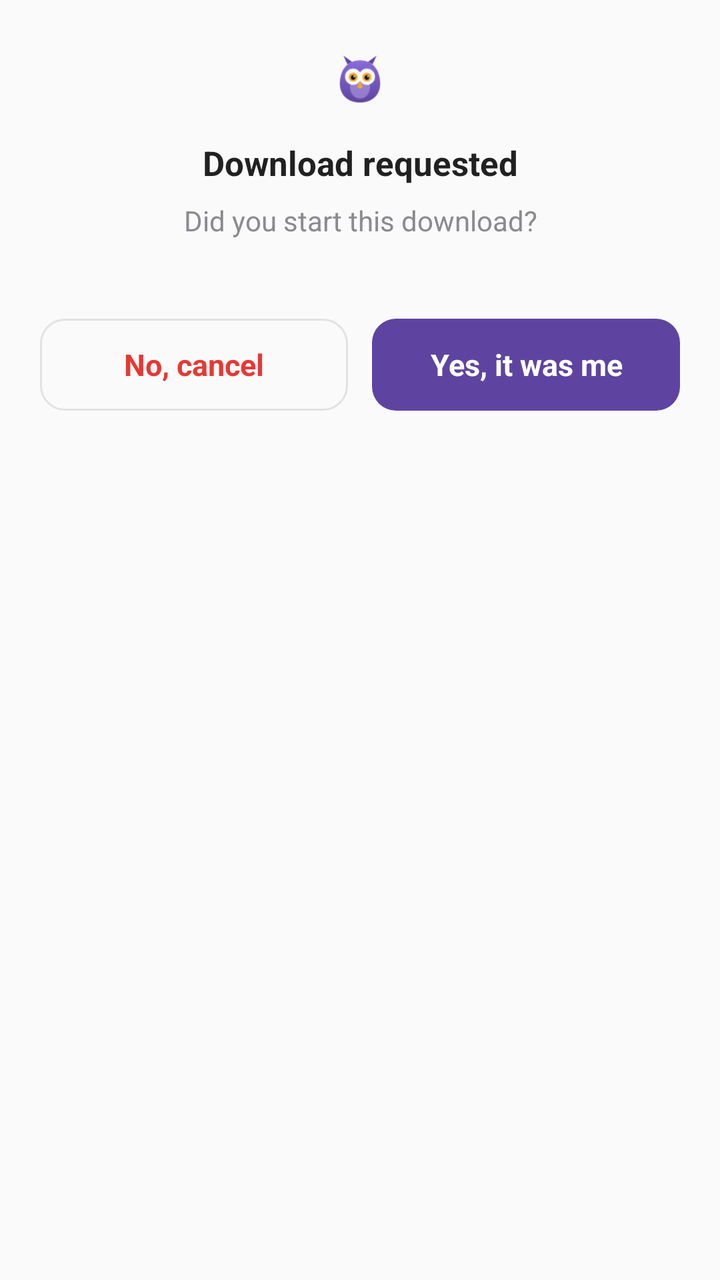
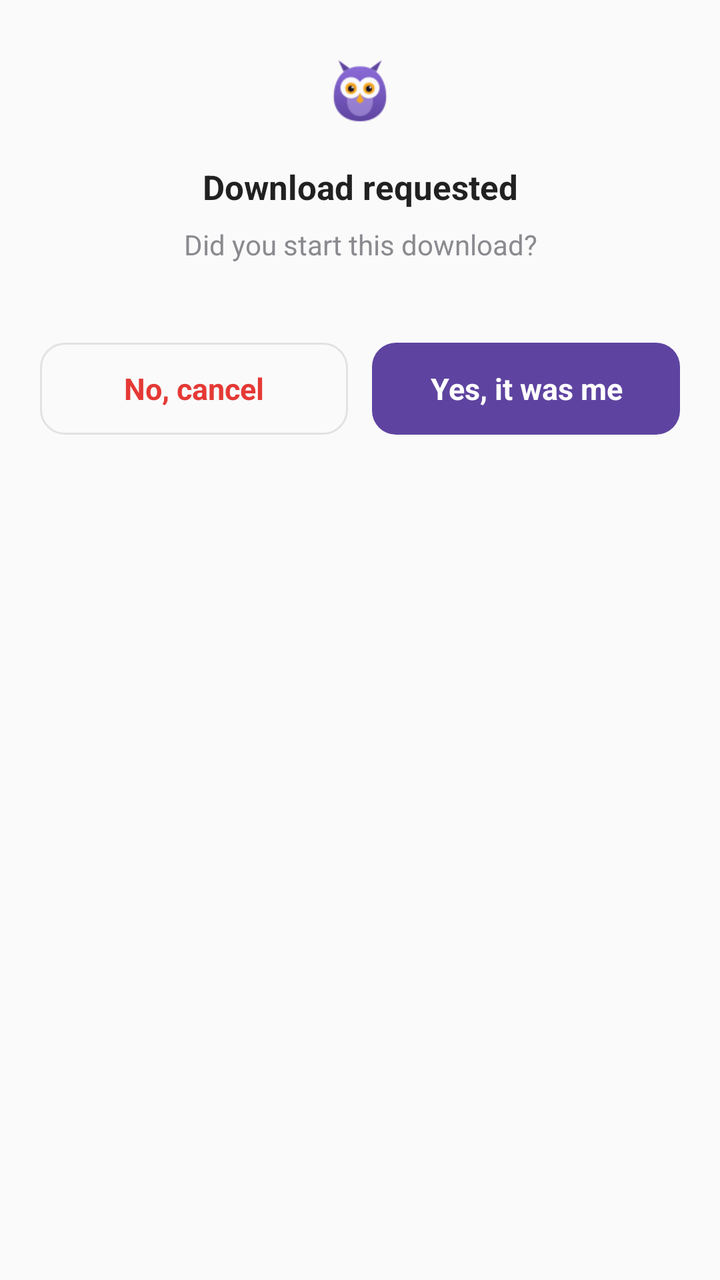

Compare the two renders of this Android layout. The source of the first and the diff that turns it into the second are given below.
<!-- AndroidManifest.xml: application theme Theme.Search -->
<!-- res/layout/dialog_download.xml -->
<?xml version="1.0" encoding="utf-8"?>
<LinearLayout xmlns:android="http://schemas.android.com/apk/res/android"
    android:layout_width="match_parent"
    android:layout_height="wrap_content"
    android:orientation="vertical"
    android:padding="20dp"
    android:background="@drawable/dialog_bg">

    
    <ImageView
        android:layout_width="40dp"
        android:layout_height="40dp"
        android:layout_gravity="center_horizontal"
        android:src="@drawable/ic_owl"
        android:layout_marginBottom="10dp"
        android:contentDescription="Search" />

    
    <TextView
        android:layout_width="match_parent"
        android:layout_height="wrap_content"
        android:text="Download requested"
        android:textSize="17sp"
        android:textStyle="bold"
        android:gravity="center"
        android:textColor="?android:attr/textColorPrimary"
        android:layout_marginBottom="8dp" />

    
    <TextView
        android:layout_width="match_parent"
        android:layout_height="wrap_content"
        android:text="Did you start this download?"
        android:textSize="14sp"
        android:gravity="center"
        android:textColor="#8A8A8F"
        android:layout_marginBottom="4dp" />

    
    <TextView
        android:id="@+id/dlFileName"
        android:layout_width="match_parent"
        android:layout_height="wrap_content"
        android:text=""
        android:textSize="13sp"
        android:gravity="center"
        android:maxLines="2"
        android:ellipsize="middle"
        android:textColor="?android:attr/textColorPrimary"
        android:layout_marginBottom="18dp" />

    
    <LinearLayout
        android:layout_width="match_parent"
        android:layout_height="wrap_content"
        android:orientation="horizontal"
        android:baselineAligned="false">

        <TextView
            android:id="@+id/dlCancel"
            android:layout_width="0dp"
            android:layout_height="46dp"
            android:layout_weight="1"
            android:layout_marginEnd="6dp"
            android:text="No, cancel"
            android:textAllCaps="false"
            android:textSize="15sp"
            android:textStyle="bold"
            android:gravity="center"
            android:textColor="#E53935"
            android:background="@drawable/dialog_btn_outline" />

        <TextView
            android:id="@+id/dlConfirm"
            android:layout_width="0dp"
            android:layout_height="46dp"
            android:layout_weight="1"
            android:layout_marginStart="6dp"
            android:text="Yes, it was me"
            android:textAllCaps="false"
            android:textSize="15sp"
            android:textStyle="bold"
            android:gravity="center"
            android:textColor="#FFFFFF"
            android:background="@drawable/dialog_btn_filled" />
    </LinearLayout>
</LinearLayout>
<!-- resources referenced by this layout -->
<resources>
  <!-- drawable dialog_bg (drawable) -->
  <?xml version="1.0" encoding="utf-8"?>
  <shape xmlns:android="http://schemas.android.com/apk/res/android" android:shape="rectangle">
      <solid android:color="?android:attr/colorBackground" />
      <corners android:radius="24dp" />
  </shape>
  <!-- drawable dialog_btn_filled (drawable) -->
  <?xml version="1.0" encoding="utf-8"?>
  <shape xmlns:android="http://schemas.android.com/apk/res/android" android:shape="rectangle">
      <solid android:color="#5E44A0" />
      <corners android:radius="12dp" />
  </shape>
  <!-- drawable dialog_btn_outline (drawable) -->
  <?xml version="1.0" encoding="utf-8"?>
  <shape xmlns:android="http://schemas.android.com/apk/res/android" android:shape="rectangle">
      <solid android:color="#00000000" />
      <stroke android:width="1dp" android:color="#33808080" />
      <corners android:radius="12dp" />
  </shape>
  <!-- drawable ic_owl: png bitmap (drawable, 3508 bytes) -->
  <style name="Theme.Search" parent="Theme.MaterialComponents.Light.NoActionBar">
          <item name="android:windowBackground">@color/appBackground</item>
          <item name="android:colorBackground">@color/appBackground</item>
          <item name="android:statusBarColor">@color/appBackground</item>
          <item name="android:navigationBarColor">@color/appBackground</item>
          
          <item name="android:windowLightStatusBar">true</item>
      </style>
  <color name="appBackground">#FAFAFA</color>
</resources>

<!-- the commit's change to res/layout/dialog_download.xml (unified diff, before → after) -->
@@ -8,8 +8,8 @@
 
     
     <ImageView
-        android:layout_width="40dp"
-        android:layout_height="40dp"
+        android:layout_width="52dp"
+        android:layout_height="52dp"
         android:layout_gravity="center_horizontal"
         android:src="@drawable/ic_owl"
         android:layout_marginBottom="10dp"
